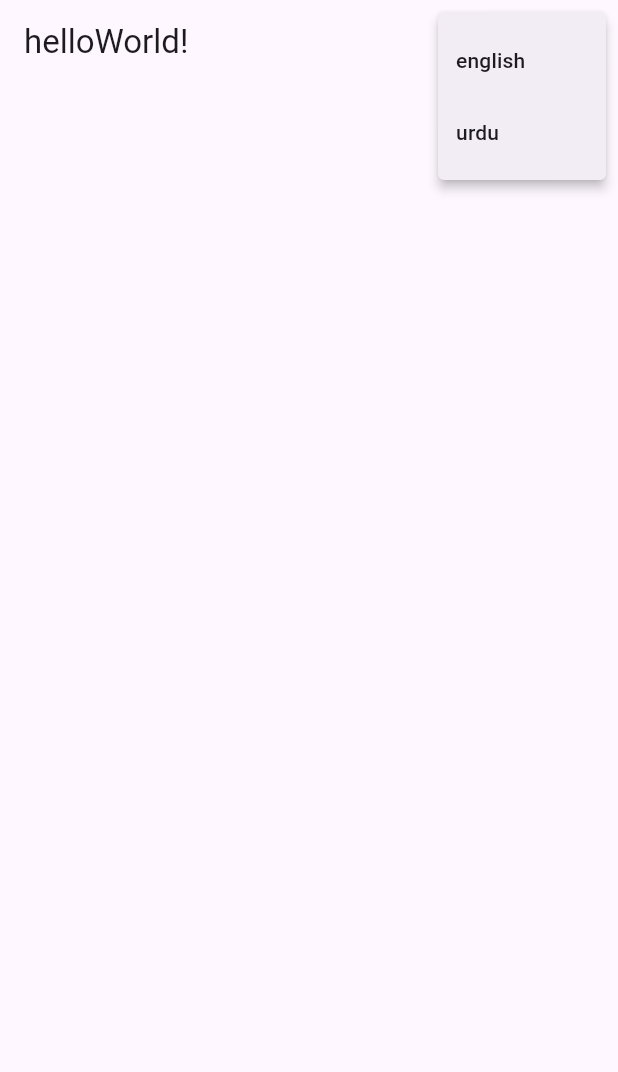
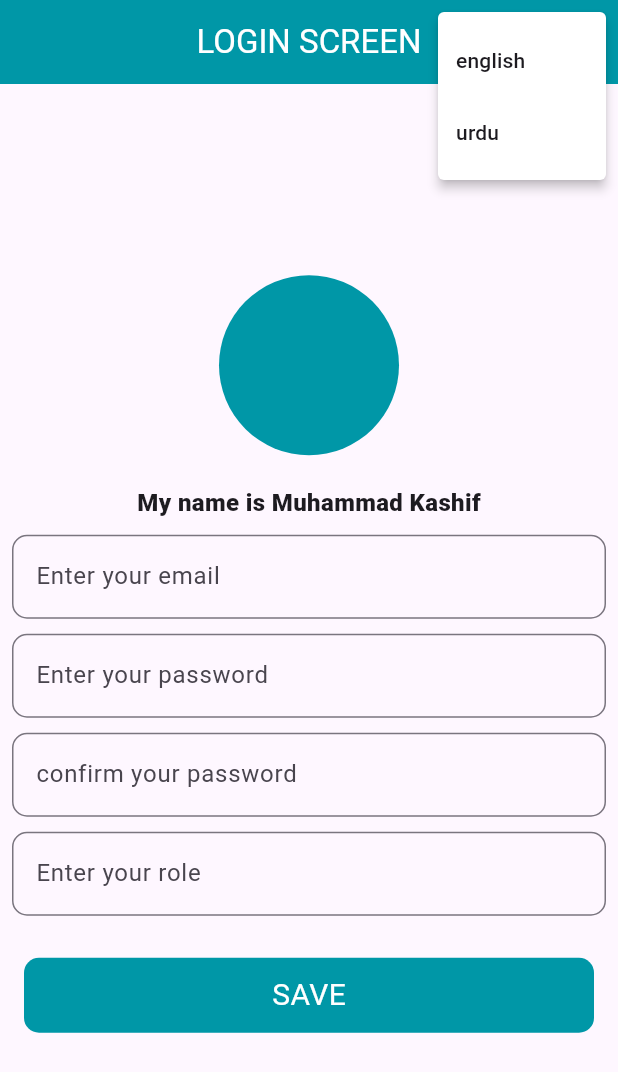
Before and after one commit to Kashifbacha89/app_localization, a Flutter app: the screen it shows after launch, after a tap on the "more vert" icon, on a phone screen of 412 x 824 dp. Shown: the top 1072 px of the screen. Run offline on Flutter 3.47's test engine with Material 2 defaults, Android fonts, the phone set to English and light mode, and no system bars; our stand-ins replace shared_preferences; generated files the repository leaves out were written again.

Commit message:
updated code

```diff
--- a/lib/controllers/language_change_controller.dart
+++ b/lib/controllers/language_change_controller.dart
@@ -6,7 +6,8 @@ class LanguageChangeController with ChangeNotifier {
   Locale? get appLanguage => _appLanguage;
   void changeLanguage(Locale type) async {
     SharedPreferences sp = await SharedPreferences.getInstance();
-    if (type == Locale('en')) {
+    _appLanguage = type;
+    if (type == const Locale('en')) {
       await sp.setString('language_code', 'en');
     } else {
       await sp.setString('language_code', 'ur');
--- a/lib/l10n/app_en.arb
+++ b/lib/l10n/app_en.arb
@@ -1,12 +1,13 @@
 {
-    "helloWorld":"helloWorld!",
+    "login":"LOGIN SCREEN",
      "@helloWorld":{
       "description":"The conventional newborn programmer greeting"
 
       },
-   "counterMsg":"You have pushed the button this many times:",
-      "@counterMsg":{
-        "description":"You have pushed the button this many times:"
-
-   }
+   "name":"My name is Muhammad Kashif",
+   "email":"Enter your email",
+   "password":"Enter your password",
+   "confirmPassword":"confirm your password",
+   "role":"Enter your role",
+   "saveText":"SAVE"
 }
--- a/lib/l10n/app_ur.arb
+++ b/lib/l10n/app_ur.arb
@@ -1,4 +1,10 @@
 {
-"helloWorld":"ہیلو ورلڈ"
+"login":"لاگ ان سکرین",
+"name":"میرا نام محمد کاشف ہے۔",
+"email":"اپنا ای میل درج کریں۔",
+"password":"اپنا پاس ورڈ درج کریں",
+"confirmPassword":"اپنے پاس ورڈ کی تصدیق کریں۔",
+"role":"اپنا کردار درج کریں۔",
+"saveText":"محفوظ کریں۔"
 
 }
--- a/lib/main.dart
+++ b/lib/main.dart
@@ -4,13 +4,20 @@ import 'package:flutter_localization/controllers/language_change_controller.dart
 import 'package:flutter_localization/screens/home_screen.dart';
 import 'package:flutter_localizations/flutter_localizations.dart';
 import 'package:provider/provider.dart';
+import 'package:shared_preferences/shared_preferences.dart';
 
-void main() {
-  runApp(const MyApp());
+void main() async {
+  WidgetsFlutterBinding.ensureInitialized();
+  SharedPreferences sp = await SharedPreferences.getInstance();
+  final String languageCode = sp.getString('language_code') ?? '';
+  runApp(MyApp(
+    language: languageCode,
+  ));
 }
 
 class MyApp extends StatelessWidget {
-  const MyApp({super.key});
+  final String language;
+  const MyApp({super.key, required this.language});
 
   // This widget is the root of your application.
   @override
@@ -21,8 +28,12 @@ class MyApp extends StatelessWidget {
         ],
         child: Consumer<LanguageChangeController>(
           builder: (context, provider, child) {
+            if (language.isEmpty) {
+              provider.changeLanguage(const Locale('en'));
+            }
             return MaterialApp(
               title: 'Flutter Demo',
+              debugShowCheckedModeBanner: false,
               theme: ThemeData(
                 colorScheme: ColorScheme.fromSeed(seedColor: Colors.deepPurple),
                 useMaterial3: true,
@@ -33,7 +44,9 @@ class MyApp extends StatelessWidget {
                 GlobalWidgetsLocalizations.delegate,
                 GlobalCupertinoLocalizations.delegate
               ],
-              locale: const Locale('en'),
+              locale: language == ''
+                  ? const Locale('en')
+                  : provider.appLanguage ?? const Locale('en'),
               supportedLocales: const [
                 Locale('en'),
                 Locale('ur'),
--- a/lib/screens/home_screen.dart
+++ b/lib/screens/home_screen.dart
@@ -1,5 +1,7 @@
 import 'package:flutter/material.dart';
 import 'package:flutter_gen/gen_l10n/app_localizations.dart';
+import 'package:flutter_localization/controllers/language_change_controller.dart';
+import 'package:provider/provider.dart';
 
 class HomeScreen extends StatefulWidget {
   const HomeScreen({Key? key}) : super(key: key);
@@ -15,18 +17,131 @@ class _HomeScreenState extends State<HomeScreen> {
   Widget build(BuildContext context) {
     return Scaffold(
       appBar: AppBar(
-        title: Text(AppLocalizations.of(context).helloWorld),
+        centerTitle: true,
+        backgroundColor: Colors.cyan.shade700,
+        title: Text(
+          AppLocalizations.of(context).login,
+          style: const TextStyle(fontSize: 22, color: Colors.white),
+        ),
         actions: [
-          PopupMenuButton(
-              itemBuilder: (BuildContext context) => <PopupMenuEntry<Language>>[
-                    const PopupMenuItem(
-                        value: Language.english, child: Text('english')),
-                    const PopupMenuItem(
-                        value: Language.urdu, child: Text('urdu')),
-                  ]),
+          Consumer<LanguageChangeController>(
+            builder: (context, provider, child) {
+              return PopupMenuButton(
+                  color: Colors.white,
+                  onSelected: (Language item) {
+                    if (Language.english.name == item.name) {
+                      provider.changeLanguage(Locale('en'));
+                    } else {
+                      provider.changeLanguage(Locale('ur'));
+                    }
+                  },
+                  itemBuilder: (BuildContext context) =>
+                      <PopupMenuEntry<Language>>[
+                        const PopupMenuItem(
+                            value: Language.english, child: Text('english')),
+                        const PopupMenuItem(
+                            value: Language.urdu, child: Text('urdu')),
+                      ]);
+            },
+          ),
         ],
       ),
-      body: Container(),
+      body: SafeArea(
+        child: Padding(
+          padding: const EdgeInsets.symmetric(horizontal: 8, vertical: 8),
+          child: Column(
+            mainAxisAlignment: MainAxisAlignment.center,
+            children: [
+              CircleAvatar(
+                radius: 60,
+                backgroundColor: Colors.cyan.shade700,
+              ),
+              const SizedBox(
+                height: 20,
+              ),
+              Text(
+                AppLocalizations.of(context).name,
+                style:
+                    const TextStyle(fontSize: 16, fontWeight: FontWeight.w800),
+              ),
+              const SizedBox(
+                height: 10,
+              ),
+              TextFormField(
+                decoration: InputDecoration(
+                    border: OutlineInputBorder(
+                        borderRadius: BorderRadius.circular(10),
+                        borderSide: BorderSide(
+                          color: Colors.yellow.shade900,
+                        )),
+                    hintText: AppLocalizations.of(context).email),
+              ),
+              const SizedBox(
+                height: 10,
+              ),
+              TextFormField(
+                obscureText: true,
+                decoration: InputDecoration(
+                  hintText: AppLocalizations.of(context).password,
+                  border: OutlineInputBorder(
+                      borderRadius: BorderRadius.circular(10),
+                      borderSide: BorderSide(
+                        color: Colors.yellow.shade900,
+                      )),
+                ),
+              ),
+              const SizedBox(
+                height: 10,
+              ),
+              TextFormField(
+                obscureText: true,
+                decoration: InputDecoration(
+                  hintText: AppLocalizations.of(context).confirmPassword,
+                  border: OutlineInputBorder(
+                      borderRadius: BorderRadius.circular(10),
+                      borderSide: BorderSide(
+                        color: Colors.yellow.shade900,
+                      )),
+                ),
+              ),
+              const SizedBox(
+                height: 10,
+              ),
+              TextFormField(
+                obscureText: true,
+                decoration: InputDecoration(
+                  hintText: AppLocalizations.of(context).role,
+                  border: OutlineInputBorder(
+                      borderRadius: BorderRadius.circular(10),
+                      borderSide: BorderSide(
+                        color: Colors.yellow.shade900,
+                      )),
+                ),
+              ),
+              const SizedBox(
+                height: 20,
+              ),
+              Padding(
+                padding: const EdgeInsets.all(8.0),
+                child: Container(
+                  height: 50,
+                  width: double.infinity,
+                  decoration: BoxDecoration(
+                    borderRadius: BorderRadius.circular(10),
+                    color: Colors.cyan.shade700,
+                  ),
+                  child: Center(
+                    child: Text(
+                      AppLocalizations.of(context).saveText,
+                      style: const TextStyle(color: Colors.white, fontSize: 20),
+                    ),
+                  ),
+                ),
+              )
+            ],
+          ),
+        ),
+      ),
     );
   }
 }
```
Also changed, not shown: 1 other file.
